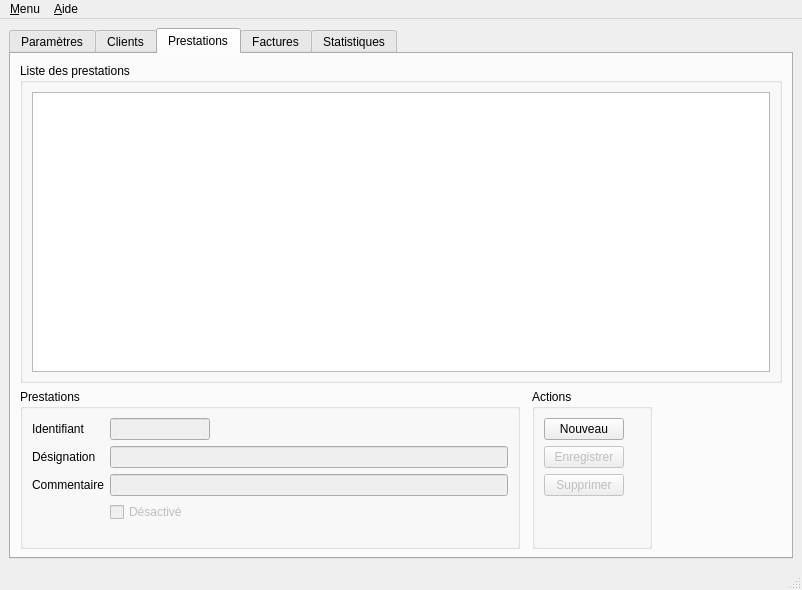
Above: ui/Qfacture.ui from jpec/Qfacture before the change. Below: the same form after it.
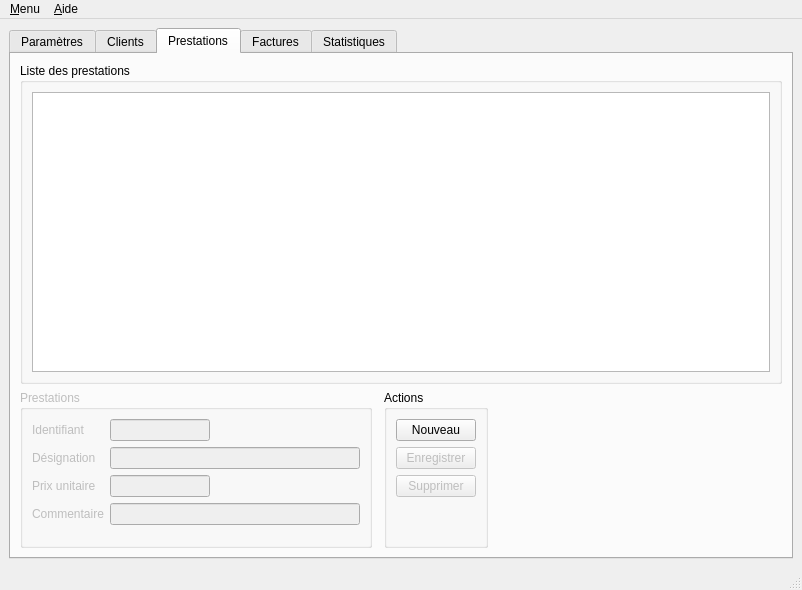
That is the form after the change. The open tabs and pages were chosen to show the change.

Commit message: Finishing implementing Articles tab.

Diff of the .ui file:
```diff
--- a/ui/Qfacture.ui
+++ b/ui/Qfacture.ui
@@ -1070,7 +1070,13 @@
        </attribute>
        <layout class="QGridLayout" name="gridLayout">
         <item row="0" column="0" rowspan="2" colspan="4">
-         <widget class="QGroupBox" name="groupBox">
+         <widget class="QGroupBox" name="artlGroupBox">
+          <property name="sizePolicy">
+           <sizepolicy hsizetype="Expanding" vsizetype="Expanding">
+            <horstretch>0</horstretch>
+            <verstretch>0</verstretch>
+           </sizepolicy>
+          </property>
           <property name="title">
            <string>Liste des prestations</string>
           </property>
@@ -1089,23 +1095,29 @@
          </widget>
         </item>
         <item row="2" column="0">
-         <widget class="QGroupBox" name="aGroupBox_2">
+         <widget class="QGroupBox" name="artGroupBox">
+          <property name="enabled">
+           <bool>false</bool>
+          </property>
           <property name="minimumSize">
            <size>
-            <width>500</width>
-            <height>160</height>
+            <width>1</width>
+            <height>1</height>
            </size>
           </property>
           <property name="maximumSize">
            <size>
             <width>500</width>
-            <height>160</height>
+            <height>300</height>
            </size>
           </property>
           <property name="title">
            <string>Prestations</string>
           </property>
           <layout class="QFormLayout" name="formLayout_4">
+           <property name="fieldGrowthPolicy">
+            <enum>QFormLayout::AllNonFixedFieldsGrow</enum>
+           </property>
            <item row="0" column="0">
             <widget class="QLabel" name="label_25">
              <property name="text">
@@ -1118,6 +1130,12 @@
              <property name="enabled">
               <bool>false</bool>
              </property>
+             <property name="minimumSize">
+              <size>
+               <width>100</width>
+               <height>0</height>
+              </size>
+             </property>
              <property name="maximumSize">
               <size>
                <width>100</width>
@@ -1126,20 +1144,6 @@
              </property>
             </widget>
            </item>
-           <item row="2" column="1">
-            <widget class="QLineEdit" name="aCom">
-             <property name="enabled">
-              <bool>false</bool>
-             </property>
-            </widget>
-           </item>
-           <item row="1" column="1">
-            <widget class="QLineEdit" name="aName">
-             <property name="enabled">
-              <bool>false</bool>
-             </property>
-            </widget>
-           </item>
            <item row="1" column="0">
             <widget class="QLabel" name="label_23">
              <property name="text">
@@ -1147,7 +1151,46 @@
              </property>
             </widget>
            </item>
+           <item row="1" column="1">
+            <widget class="QLineEdit" name="aName">
+             <property name="minimumSize">
+              <size>
+               <width>250</width>
+               <height>0</height>
+              </size>
+             </property>
+             <property name="maximumSize">
+              <size>
+               <width>250</width>
+               <height>16777215</height>
+              </size>
+             </property>
+            </widget>
+           </item>
            <item row="2" column="0">
+            <widget class="QLabel" name="label_26">
+             <property name="text">
+              <string>Prix unitaire</string>
+             </property>
+            </widget>
+           </item>
+           <item row="2" column="1">
+            <widget class="QLineEdit" name="aPrice">
+             <property name="minimumSize">
+              <size>
+               <width>100</width>
+               <height>0</height>
+              </size>
+             </property>
+             <property name="maximumSize">
+              <size>
+               <width>100</width>
+               <height>16777215</height>
+              </size>
+             </property>
+            </widget>
+           </item>
+           <item row="3" column="0">
             <widget class="QLabel" name="label_24">
              <property name="maximumSize">
               <size>
@@ -1161,12 +1204,18 @@
             </widget>
            </item>
            <item row="3" column="1">
-            <widget class="QCheckBox" name="aDisable">
-             <property name="enabled">
-              <bool>false</bool>
+            <widget class="QLineEdit" name="aCom">
+             <property name="minimumSize">
+              <size>
+               <width>250</width>
+               <height>0</height>
+              </size>
              </property>
-             <property name="text">
-              <string>Désactivé</string>
+             <property name="maximumSize">
+              <size>
+               <width>250</width>
+               <height>16777215</height>
+              </size>
              </property>
             </widget>
            </item>
@@ -1190,14 +1239,14 @@
          <widget class="QGroupBox" name="groupBox_4">
           <property name="minimumSize">
            <size>
-            <width>120</width>
-            <height>160</height>
+            <width>1</width>
+            <height>1</height>
            </size>
           </property>
           <property name="maximumSize">
            <size>
-            <width>120</width>
-            <height>160</height>
+            <width>150</width>
+            <height>300</height>
            </size>
           </property>
           <property name="title">
```
Left out of the diff: 49 changed lines with no effect on the pictures. The commit also changes 2 other files.
